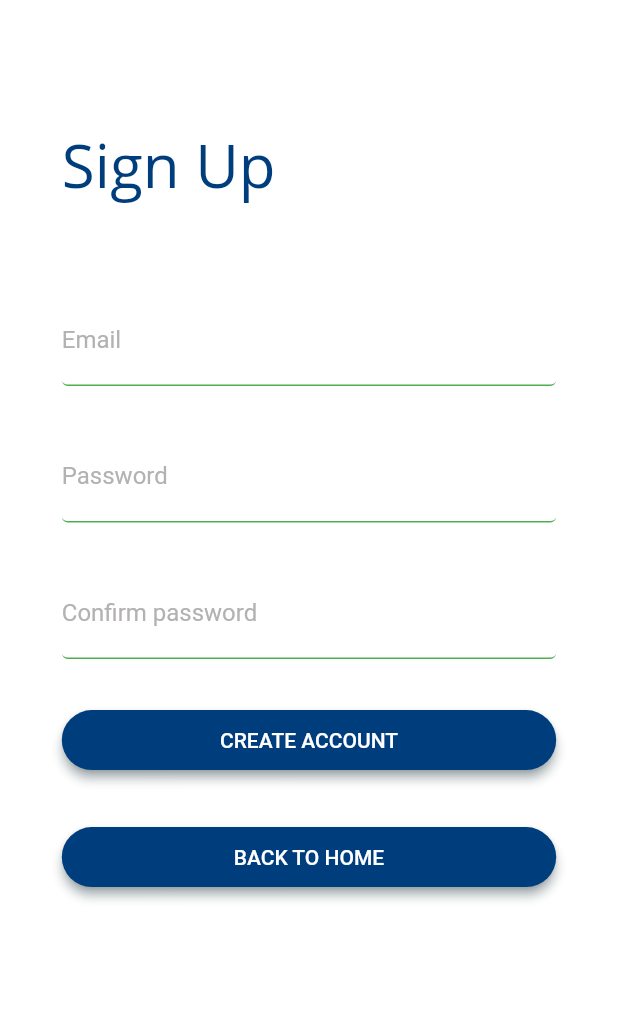
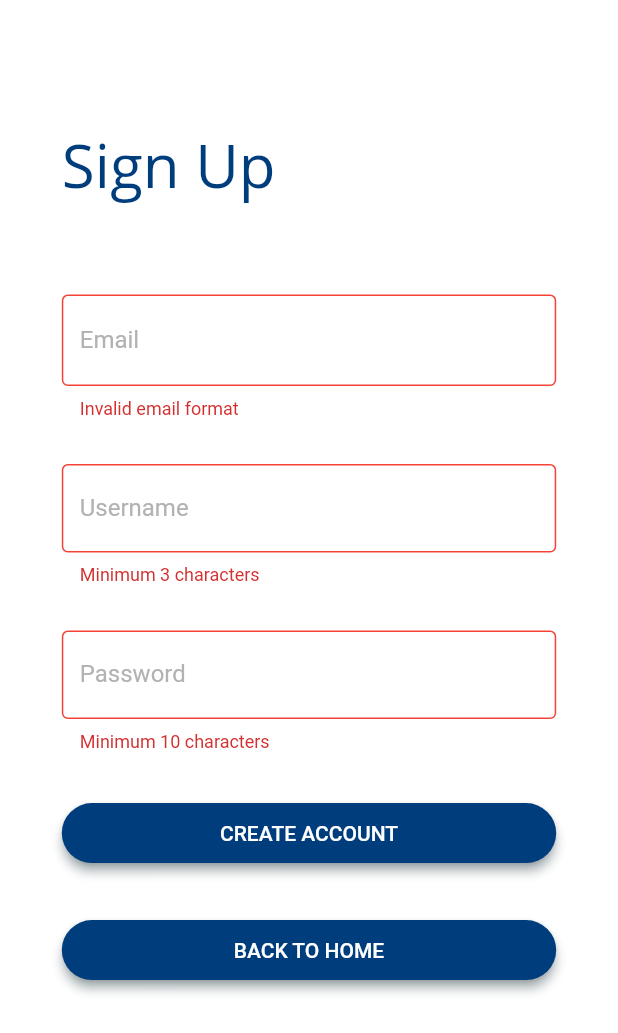
Before and after one commit to wcwy/back2campus, a Flutter app: the SignupPage screen opened by its route, after a tap on "CREATE ACCOUNT", on a phone screen of 412 x 824 dp. Shown: the top 1033 px of the screen. Run offline on Flutter 3.47's test engine with Material 2 defaults, Android fonts, the phone set to English and light mode, and no system bars; our stand-ins replace image_picker, supabase, supabase_flutter; missing offline and left inert: flutter_quill; accounts and stored records are empty; network calls fail; Roboto replaces fonts that are missing (Open Sans).

Commit message:
Authentication UI improvement and integration of user profiles into database

```diff
--- a/lib/pages/signin_page.dart
+++ b/lib/pages/signin_page.dart
@@ -22,7 +22,40 @@ class _SigninPageState extends State<SigninPage> {
     if (error != null) {
       context.showErrorSnackBar(message: error.message);
     }else{
-      Navigator.pushNamed(context, '/routing');
+      // Check if the profile table exists for this user (For backwards compatibility of users registered before profile was implemented)
+      var res = await supabase
+          .from('profiles')
+          .select('id, username')
+          .eq('id', supabase.auth.currentUser!.id)
+          .execute();
+
+      if (res.hasError) {
+        context.showErrorSnackBar(message: res.error!.message);
+      } else {
+        if(res.data.toString() == "[]"){
+          // No record in profile table
+          // Insert profile into database (profiles table)
+          var res = await supabase
+              .from('profiles')
+              .insert([
+            {
+              'id': supabase.auth.currentUser!.id,
+              'updated_at': DateTime.now().toIso8601String(),
+              'username': "Some beta user",
+              'avatar_url': "default.jpg",
+            }
+          ]).execute();
+          if(res.hasError){
+            context.showErrorSnackBar(message: res.error!.message);
+          }else{
+            Navigator.pushNamed(context, '/routing');
+          }
+        }else {
+          final user_name = res.data[0]['username'];
+          context.showSnackBar(message: 'Welcome $user_name!');
+          Navigator.pushNamed(context, '/routing');
+        }
+      }
     }
   }
 
--- a/lib/pages/signup_page.dart
+++ b/lib/pages/signup_page.dart
@@ -13,20 +13,105 @@ class SignupPage extends StatefulWidget {
 
 class _SignupPageState extends State<SignupPage> {
   TextEditingController emailController = TextEditingController();
+  TextEditingController usernameController = TextEditingController();
   TextEditingController passwordController = TextEditingController();
-  TextEditingController password2Controller = TextEditingController();
+
+  var _text = '';
+  bool _submitted = false;
+
+  // Email format checker. Return value is the error message.
+  // Return null if email format is correct.
+  String? get _emailErrorText {
+    // Email validation based on HTML5 spec
+    // Reference: http://www.whatwg.org/specs/web-apps/current-work/multipage/states-of-the-type-attribute.html#e-mail-state-%28type=email%29
+    String pattern = r"^[a-zA-Z0-9.!#$%&'*+/=?^_`{|}~-]+@[a-zA-Z0-9](?:[a-zA-Z0-9-]{0,253}[a-zA-Z0-9])?(?:\.[a-zA-Z0-9](?:[a-zA-Z0-9-]{0,253}[a-zA-Z0-9])?)*$";
+    RegExp regExp = new RegExp(pattern);
+    if (!regExp.hasMatch(emailController.text)){
+      return 'Invalid email format';
+    }
+
+    // return null if the text is valid
+    return null;
+  }
+
+  // Username format checker. Return value is the error message.
+  // Return null if username format is correct.
+  String? get _usernameErrorText {
+    // Check for minimum length of 3
+    if (usernameController.value.text.length < 3) {
+      return 'Minimum 3 characters';
+    }
+    // return null if the text is valid
+    return null;
+  }
+
+  // Password format checker. Return value is the error message.
+  // Return null if password format is correct.
+  String? get _passwordErrorText {
+    // Check for minimum length of 10
+    if (passwordController.value.text.length < 10) {
+      return 'Minimum 10 characters';
+    }
+    // Check for minimum one upper and one lower case letter
+    String pattern = r'^(?=.*?[A-Z])(?=.*?[a-z]).{10,}$';
+    RegExp regExp = new RegExp(pattern);
+    if (!regExp.hasMatch(passwordController.text)){
+      return 'At least 1 upper and 1 lower case character';
+    }
+
+    // Check for minimum one number and one symbol
+    pattern = r'^(?=.*?[0-9])(?=.*?[!@#\$&*~]).{10,}$';
+    regExp = new RegExp(pattern);
+    if (!regExp.hasMatch(passwordController.text)){
+      return 'At least 1 number and 1 symbol (!@#\\\$&*~)';
+    }
+
+    // return null if the text is valid
+    return null;
+  }
 
   Future<void> _signUp() async {
-    final response = await supabase.auth.signUp(emailController.text, passwordController.text);
-    final error = response.error;
+    setState(() => _submitted = true);
+    if (_emailErrorText == null && _usernameErrorText == null && _passwordErrorText == null) {
+      var response = await supabase.auth.signUp(emailController.text, passwordController.text);
+      var error = response.error;
 
-    if (error != null) {
-      context.showErrorSnackBar(message: error.message);
-    }else{
-      Navigator.pushNamed(context, '/signin');
+      if (error != null) {
+        context.showErrorSnackBar(message: error.message);
+      }else{
+        var user_id = supabase.auth.currentUser!.id;
+        var user_name = usernameController.text;
+
+        // Insert user profile into database (profiles table)
+        var res = await supabase
+            .from('profiles')
+            .insert([
+          {
+            'id': user_id,
+            'updated_at': DateTime.now().toIso8601String(),
+            'username': user_name,
+            'avatar_url': "default.jpg",
+          }
+        ]).execute();
+
+        if (res.hasError) {
+          context.showErrorSnackBar(message: res.error!.message);
+        } else {
+          // Sign in user automatically into the app
+          response = await supabase.auth.signIn(email: emailController.text, password: passwordController.text);
+          back2campususer = response.data?.user;
+          error = response.error;
+          if (error != null) {
+            context.showErrorSnackBar(message: error.message);
+          }else{
+            context.showSnackBar(message: 'Welcome $user_name!');
+            Navigator.pushNamed(context, '/routing');
+          }
+        }
+      }
     }
+
   }
-
 
   @override
   Widget build(BuildContext context) {
@@ -63,42 +148,94 @@ class _SignupPageState extends State<SignupPage> {
                       alignment: Alignment.topLeft,
                       child: TextField(
                         controller: emailController,
-                        decoration: const InputDecoration(
+                        decoration: InputDecoration(
                           labelText: 'Email',
-                          labelStyle: TextStyle(
+                          labelStyle: const TextStyle(
                             color: Color(0xFFB3B1B1),
                           ),
-                          hintText: 'Your Email',
-                          hintStyle: TextStyle(
+                          hintText: 'A valid email',
+                          hintStyle: const TextStyle(
                             color: Color(0xFFB3B1B1),
                             fontSize: 18,
                           ),
+                          errorText: _submitted ? _emailErrorText : null,
                           // Style when clicked
-                          focusedBorder: OutlineInputBorder(
+                          focusedBorder: const OutlineInputBorder(
                             borderRadius: BorderRadius.all(Radius.circular(4)),
                             borderSide: BorderSide(width: 1,color: Color(0xFFB3B1B1)),
                           ),
                           // Style when not clicked
-                          enabledBorder: UnderlineInputBorder(
+                          enabledBorder: const UnderlineInputBorder(
                             borderRadius: BorderRadius.all(Radius.circular(4)),
                             borderSide: BorderSide(width: 1,color: Colors.green),
                           ),
                           // Default style (same as above)
-                          border: OutlineInputBorder(
+                          border: const OutlineInputBorder(
                               borderRadius: BorderRadius.all(Radius.circular(4)),
                               borderSide: BorderSide(width: 1,)
                           ),
                           // Style when error
-                          errorBorder: OutlineInputBorder(
+                          errorBorder: const OutlineInputBorder(
                               borderRadius: BorderRadius.all(Radius.circular(4)),
-                              borderSide: BorderSide(width: 1,color: Colors.black)
+                              borderSide: BorderSide(width: 1,color: Colors.red)
                           ),
                           // Style when error and clicked
-                          focusedErrorBorder: OutlineInputBorder(
+                          focusedErrorBorder: const OutlineInputBorder(
                               borderRadius: BorderRadius.all(Radius.circular(4)),
-                              borderSide: BorderSide(width: 1,color: Colors.yellowAccent)
+                              borderSide: BorderSide(width: 1,color: Colors.redAccent)
                           ),
                         ),
+                        onChanged: (text) => setState(() => _text), // This line is needed to update the widget on every change
+                        style: const TextStyle(
+                          color: Color(0xff003d7c),
+                        ),
+                      ),
+                    ),
+                  ),
+                  Padding(
+                    padding: const EdgeInsets.only(bottom: 30),
+                    child: Align(
+                      alignment: Alignment.topLeft,
+                      child: TextField(
+                        controller: usernameController,
+                        decoration: InputDecoration(
+                          labelText: 'Username',
+                          labelStyle: const TextStyle(
+                            color: Color(0xFFB3B1B1),
+                          ),
+                          hintText: 'A unique username',
+                          hintStyle: const TextStyle(
+                            color: Color(0xFFB3B1B1),
+                            fontSize: 11,
+                          ),
+                          errorText: _submitted ? _usernameErrorText : null,
+                          // Style when clicked
+                          focusedBorder: const OutlineInputBorder(
+                            borderRadius: BorderRadius.all(Radius.circular(4)),
+                            borderSide: BorderSide(width: 1,color: Color(0xFFB3B1B1)),
+                          ),
+                          // Style when not clicked
+                          enabledBorder: const UnderlineInputBorder(
+                            borderRadius: BorderRadius.all(Radius.circular(4)),
+                            borderSide: BorderSide(width: 1,color: Colors.green),
+                          ),
+                          // Default style (same as above)
+                          border: const OutlineInputBorder(
+                              borderRadius: BorderRadius.all(Radius.circular(4)),
+                              borderSide: BorderSide(width: 1,)
+                          ),
+                          // Style when error
+                          errorBorder: const OutlineInputBorder(
+                              borderRadius: BorderRadius.all(Radius.circular(4)),
+                              borderSide: BorderSide(width: 1,color: Colors.red)
+                          ),
+                          // Style when error and clicked
+                          focusedErrorBorder: const OutlineInputBorder(
+                              borderRadius: BorderRadius.all(Radius.circular(4)),
+                              borderSide: BorderSide(width: 1,color: Colors.redAccent)
+                          ),
+                        ),
+                        onChanged: (text) => setState(() => _text), // This line is needed to update the widget on every change
                         style: const TextStyle(
                           color: Color(0xff003d7c),
                         ),
@@ -111,96 +248,51 @@ class _SignupPageState extends State<SignupPage> {
                       alignment: Alignment.topLeft,
                       child: TextField(
                         controller: passwordController,
-                        decoration: const InputDecoration(
+                        decoration: InputDecoration(
                           labelText: 'Password',
-                          labelStyle: TextStyle(
+                          labelStyle: const TextStyle(
                             color: Color(0xFFB3B1B1),
                           ),
-                          hintText: 'Your Password',
-                          hintStyle: TextStyle(
+                          hintText: 'Min. 1 upper case, 1 lower case, 1 number and 1 symbol',
+                          hintStyle: const TextStyle(
                             color: Color(0xFFB3B1B1),
-                            fontSize: 18,
+                            fontSize: 11,
                           ),
+                          errorText: _submitted ? _passwordErrorText : null,
                           // Style when clicked
-                          focusedBorder: OutlineInputBorder(
+                          focusedBorder: const OutlineInputBorder(
                             borderRadius: BorderRadius.all(Radius.circular(4)),
                             borderSide: BorderSide(width: 1,color: Color(0xFFB3B1B1)),
                           ),
                           // Style when not clicked
-                          enabledBorder: UnderlineInputBorder(
+                          enabledBorder: const UnderlineInputBorder(
                             borderRadius: BorderRadius.all(Radius.circular(4)),
                             borderSide: BorderSide(width: 1,color: Colors.green),
                           ),
                           // Default style (same as above)
-                          border: OutlineInputBorder(
+                          border: const OutlineInputBorder(
                               borderRadius: BorderRadius.all(Radius.circular(4)),
                               borderSide: BorderSide(width: 1,)
                           ),
                           // Style when error
-                          errorBorder: OutlineInputBorder(
+                          errorBorder: const OutlineInputBorder(
                               borderRadius: BorderRadius.all(Radius.circular(4)),
-                              borderSide: BorderSide(width: 1,color: Colors.black)
+                              borderSide: BorderSide(width: 1,color: Colors.red)
                           ),
                           // Style when error and clicked
-                          focusedErrorBorder: OutlineInputBorder(
+                          focusedErrorBorder: const OutlineInputBorder(
                               borderRadius: BorderRadius.all(Radius.circular(4)),
-                              borderSide: BorderSide(width: 1,color: Colors.yellowAccent)
+                              borderSide: BorderSide(width: 1,color: Colors.redAccent)
                           ),
                         ),
+                        onChanged: (text) => setState(() => _text), // This line is needed to update the widget on every change
                         style: const TextStyle(
                           color: Color(0xff003d7c),
                         ),
                       ),
                     ),
                   ),
-                  Padding(
-                    padding: const EdgeInsets.only(bottom: 30),
-                    child: Align(
-                      alignment: Alignment.topLeft,
-                      child: TextField(
-                        controller: password2Controller,
-                        decoration: const InputDecoration(
-                          labelText: 'Confirm password',
-                          labelStyle: TextStyle(
-                            color: Color(0xFFB3B1B1),
-                          ),
-                          hintText: 'Your Password Again',
-                          hintStyle: TextStyle(
-                            color: Color(0xFFB3B1B1),
-                            fontSize: 18,
-                          ),
-                          // Style when clicked
-                          focusedBorder: OutlineInputBorder(
-                            borderRadius: BorderRadius.all(Radius.circular(4)),
-                            borderSide: BorderSide(width: 1,color: Color(0xFFB3B1B1)),
-                          ),
-                          // Style when not clicked
-                          enabledBorder: UnderlineInputBorder(
-                            borderRadius: BorderRadius.all(Radius.circular(4)),
-                            borderSide: BorderSide(width: 1,color: Colors.green),
-                          ),
-                          // Default style (same as above)
-                          border: OutlineInputBorder(
-                              borderRadius: BorderRadius.all(Radius.circular(4)),
-                              borderSide: BorderSide(width: 1,)
-                          ),
-                          // Style when error
-                          errorBorder: OutlineInputBorder(
-                              borderRadius: BorderRadius.all(Radius.circular(4)),
-                              borderSide: BorderSide(width: 1,color: Colors.black)
-                          ),
-                          // Style when error and clicked
-                          focusedErrorBorder: OutlineInputBorder(
-                              borderRadius: BorderRadius.all(Radius.circular(4)),
-                              borderSide: BorderSide(width: 1,color: Colors.yellowAccent)
-                          ),
-                        ),
-                        style: const TextStyle(
-                          color: Color(0xff003d7c),
-                        ),
-                      ),
-                    ),
-                  ),
+
                   Padding(
                     padding: const EdgeInsets.only(bottom: 30),
                     child: ElevatedButton(
--- a/pubspec.yaml
+++ b/pubspec.yaml
@@ -37,6 +37,7 @@ dependencies:
   supabase_flutter: ^0.3.1+1
   image_picker: ^0.8.5+3
   flutter_quill: ^5.0.3
+  integration_test: ^0.8.1
 
 dev_dependencies:
   flutter_test:
@@ -48,6 +49,7 @@ dev_dependencies:
   # package. See that file for information about deactivating specific lint
   # rules and activating additional ones.
   flutter_lints: ^2.0.0
+  test: ^1.21.1
 
 # For information on the generic Dart part of this file, see the
 # following page: https://dart.dev/tools/pub/pubspec
```
Also changed, not shown: pubspec.lock.
